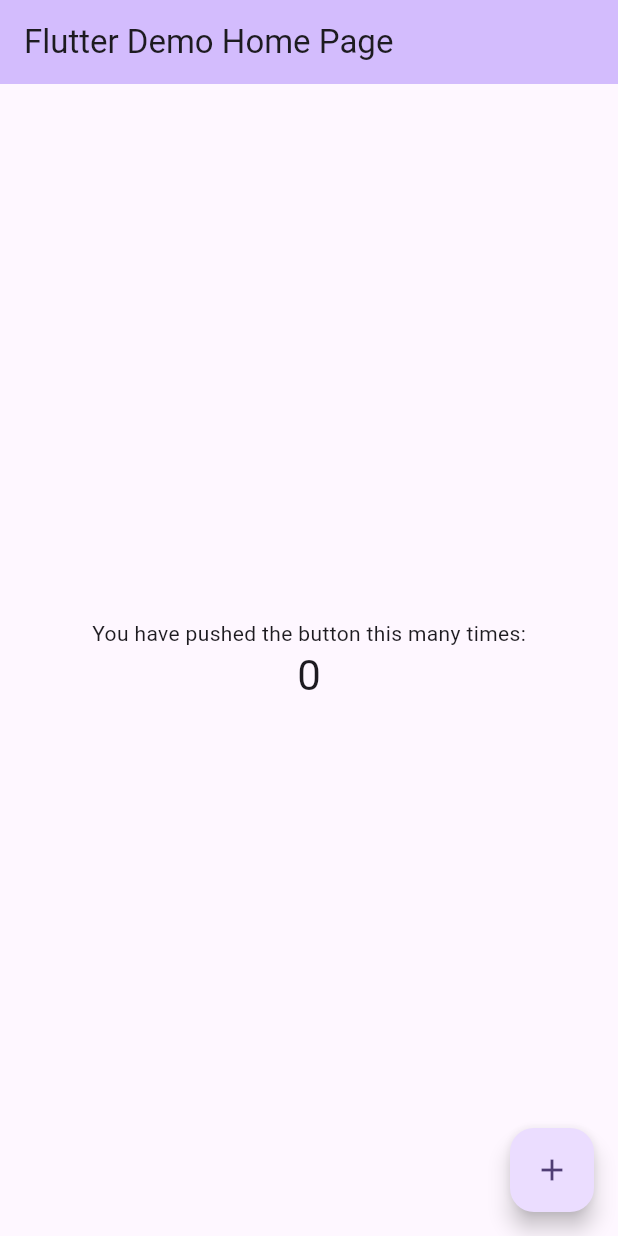
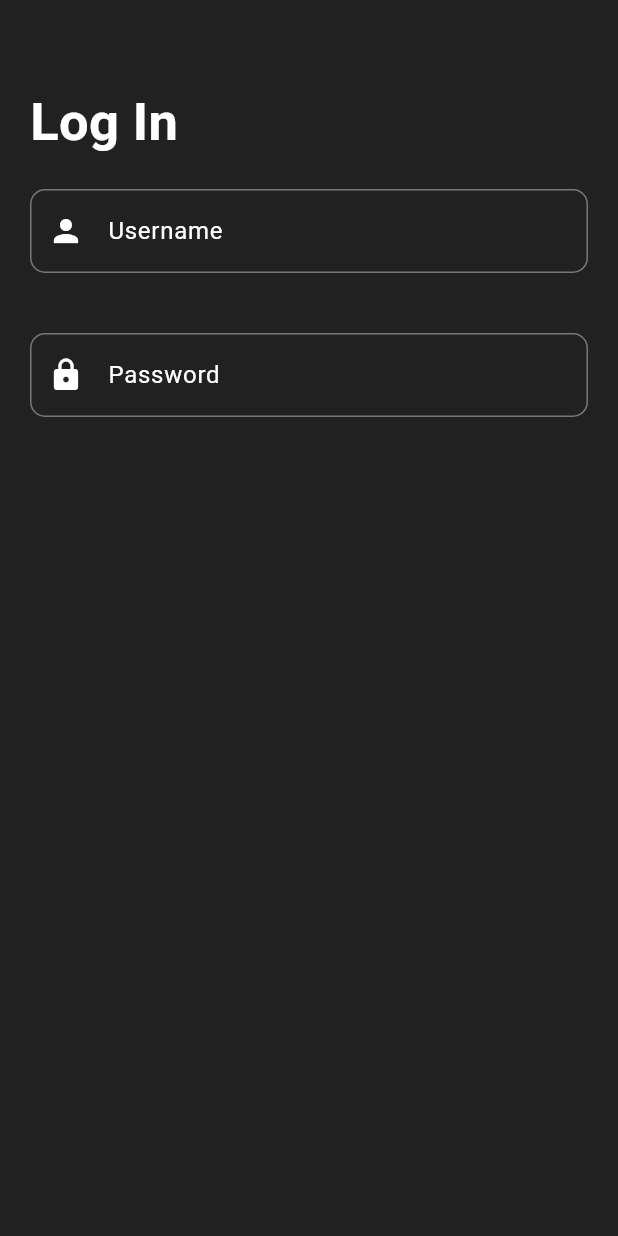
Before and after one commit to Nyi-NyiSoe/Login_ui, a Flutter app: the screen it shows after launch, on a phone screen of 412 x 824 dp. Run offline on Flutter 3.47's test engine with Material 2 defaults, Android fonts, the phone set to English and light mode, and no system bars.

Commit message:
added username and password TextFields

```diff
--- /dev/null
+++ b/lib/conponents/InputTextField.dart
@@ -0,0 +1,40 @@
+import 'package:flutter/material.dart';
+
+class InputTextField extends StatelessWidget {
+    final IconData iconName ;
+    final String hintText;
+    final bool obscure;
+  const InputTextField({
+
+    super.key,
+    required this.hintText,
+    required this.iconName,
+    required this.obscure
+  });
+
+  @override
+  Widget build(BuildContext context) {
+    return  Padding(
+     padding: const EdgeInsets.all(20),
+      child: TextField(
+        style: const TextStyle(color: Colors.white),
+        obscureText: obscure,
+        cursorColor: Colors.red,
+       decoration: InputDecoration(
+         prefixIcon: Icon(iconName,color: Colors.white,),
+         hintText: hintText,
+         hintStyle: const TextStyle(color: Colors.white,),
+         border: OutlineInputBorder(borderRadius: BorderRadius.circular(10)),
+         focusedBorder:  const OutlineInputBorder(
+          borderSide: BorderSide(color: Colors.red),
+           borderRadius: BorderRadius.all(Radius.circular(10)),
+
+         ),
+
+       ),
+
+
+      ),
+    );
+  }
+}
--- /dev/null
+++ b/lib/login_page.dart
@@ -0,0 +1,49 @@
+import 'package:flutter/material.dart';
+import 'conponents/InputTextField.dart';
+
+class LoginPage extends StatefulWidget {
+  const LoginPage({super.key});
+
+  @override
+  State<LoginPage> createState() => _LoginPageState();
+}
+
+class _LoginPageState extends State<LoginPage> {
+  @override
+  Widget build(BuildContext context) {
+    return SafeArea(
+      child: Scaffold(
+        appBar: AppBar(
+          backgroundColor: Colors.grey[900],
+        ),
+        backgroundColor: Colors.grey[900],
+        body: const Center(
+          child: Column(
+            children: [
+              Row(
+                crossAxisAlignment: CrossAxisAlignment.start,
+                children: [
+                  SizedBox(
+                    width: 20.0,
+                  ),
+                  Text('Log In',
+                      style: TextStyle(
+                          color: Colors.white,
+                          fontSize: 35.0,
+                          fontWeight: FontWeight.bold)),
+                ],
+              ),
+              InputTextField(
+                hintText: 'Username',
+                obscure: false,
+                iconName: Icons.person,
+              ),
+              InputTextField(
+                  hintText: 'Password', iconName: Icons.lock, obscure: true)
+            ],
+          ),
+        ),
+      ),
+    );
+  }
+}
--- a/lib/main.dart
+++ b/lib/main.dart
@@ -1,4 +1,5 @@
 import 'package:flutter/material.dart';
+import 'login_page.dart';
 
 void main() {
   runApp(const MyApp());
@@ -11,115 +12,12 @@ class MyApp extends StatelessWidget {
   @override
   Widget build(BuildContext context) {
     return MaterialApp(
+      debugShowCheckedModeBanner: false,
       title: 'Flutter Demo',
       theme: ThemeData(
-        // This is the theme of your application.
-        //
-        // TRY THIS: Try running your application with "flutter run". You'll see
-        // the application has a blue toolbar. Then, without quitting the app,
-        // try changing the seedColor in the colorScheme below to Colors.green
-        // and then invoke "hot reload" (save your changes or press the "hot
-        // reload" button in a Flutter-supported IDE, or press "r" if you used
-        // the command line to start the app).
-        //
-        // Notice that the counter didn't reset back to zero; the application
-        // state is not lost during the reload. To reset the state, use hot
-        // restart instead.
-        //
-        // This works for code too, not just values: Most code changes can be
-        // tested with just a hot reload.
         colorScheme: ColorScheme.fromSeed(seedColor: Colors.deepPurple),
         useMaterial3: true,
       ),
-      home: const MyHomePage(title: 'Flutter Demo Home Page'),
-    );
+      home: const LoginPage());
   }
 }
-
-class MyHomePage extends StatefulWidget {
-  const MyHomePage({super.key, required this.title});
-
-  // This widget is the home page of your application. It is stateful, meaning
-  // that it has a State object (defined below) that contains fields that affect
-  // how it looks.
-
-  // This class is the configuration for the state. It holds the values (in this
-  // case the title) provided by the parent (in this case the App widget) and
-  // used by the build method of the State. Fields in a Widget subclass are
-  // always marked "final".
-
-  final String title;
-
-  @override
-  State<MyHomePage> createState() => _MyHomePageState();
-}
-
-class _MyHomePageState extends State<MyHomePage> {
-  int _counter = 0;
-
-  void _incrementCounter() {
-    setState(() {
-      // This call to setState tells the Flutter framework that something has
-      // changed in this State, which causes it to rerun the build method below
-      // so that the display can reflect the updated values. If we changed
-      // _counter without calling setState(), then the build method would not be
-      // called again, and so nothing would appear to happen.
-      _counter++;
-    });
-  }
-
-  @override
-  Widget build(BuildContext context) {
-    // This method is rerun every time setState is called, for instance as done
-    // by the _incrementCounter method above.
-    //
-    // The Flutter framework has been optimized to make rerunning build methods
-    // fast, so that you can just rebuild anything that needs updating rather
-    // than having to individually change instances of widgets.
-    return Scaffold(
-      appBar: AppBar(
-        // TRY THIS: Try changing the color here to a specific color (to
-        // Colors.amber, perhaps?) and trigger a hot reload to see the AppBar
-        // change color while the other colors stay the same.
-        backgroundColor: Theme.of(context).colorScheme.inversePrimary,
-        // Here we take the value from the MyHomePage object that was created by
-        // the App.build method, and use it to set our appbar title.
-        title: Text(widget.title),
-      ),
-      body: Center(
-        // Center is a layout widget. It takes a single child and positions it
-        // in the middle of the parent.
-        child: Column(
-          // Column is also a layout widget. It takes a list of children and
-          // arranges them vertically. By default, it sizes itself to fit its
-          // children horizontally, and tries to be as tall as its parent.
-          //
-          // Column has various properties to control how it sizes itself and
-          // how it positions its children. Here we use mainAxisAlignment to
-          // center the children vertically; the main axis here is the vertical
-          // axis because Columns are vertical (the cross axis would be
-          // horizontal).
-          //
-          // TRY THIS: Invoke "debug painting" (choose the "Toggle Debug Paint"
-          // action in the IDE, or press "p" in the console), to see the
-          // wireframe for each widget.
-          mainAxisAlignment: MainAxisAlignment.center,
-          children: <Widget>[
-            const Text(
-              'You have pushed the button this many times:',
-            ),
-            Text(
-              '$_counter',
-              style: Theme.of(context).textTheme.headlineMedium,
-            ),
-          ],
-        ),
-      ),
-      floatingActionButton: FloatingActionButton(
-        onPressed: _incrementCounter,
-        tooltip: 'Increment',
-        child: const Icon(Icons.add),
-      ), // This trailing comma makes auto-formatting nicer for build methods.
-    );
-  }
-}
```
